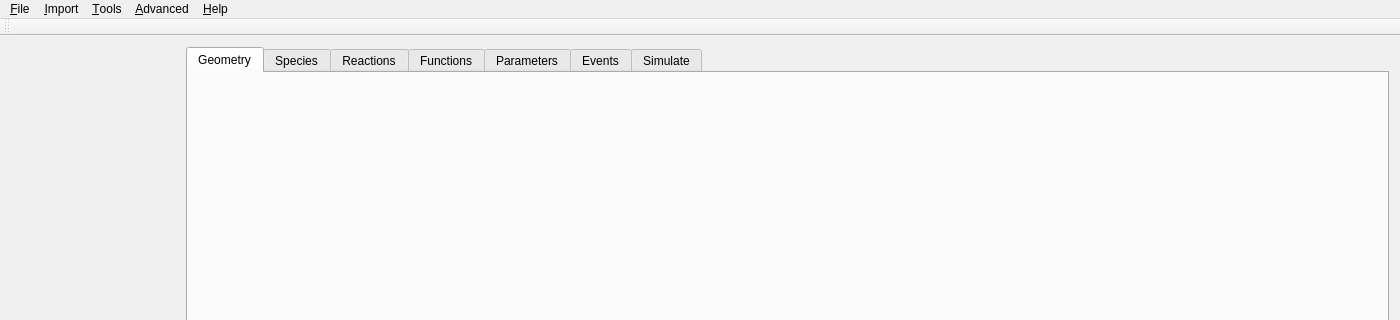
This is src/gui/mainwindow.ui in spatial-model-editor/spatial-model-editor as Qt 5 draws it before an edit; both pictures show x 0 to 1400 and y 0 to 320 of the 1400 by 700 pixel window. The edited form follows.
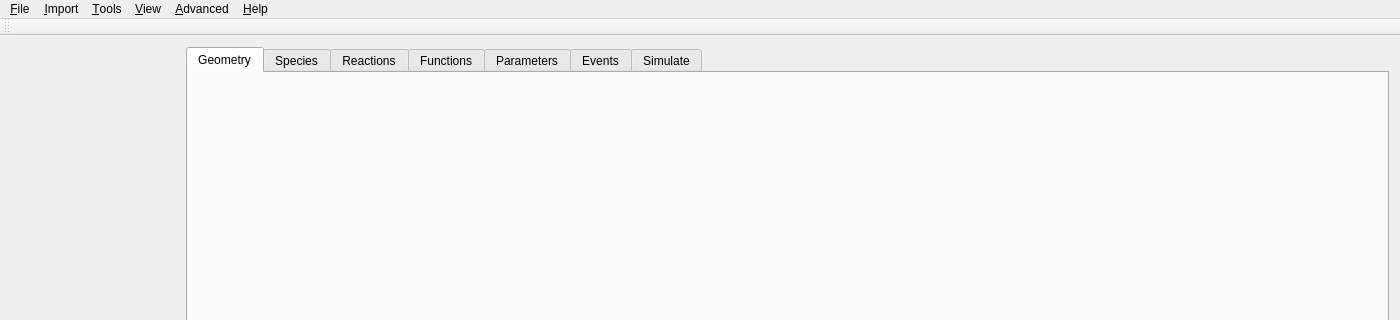
This is the edited form. Custom widgets are drawn as their Qt base class.

The edit to the form file:
```diff
--- a/src/gui/mainwindow.ui
+++ b/src/gui/mainwindow.ui
@@ -239,9 +239,17 @@
     </property>
     <addaction name="actionSimulation_options"/>
    </widget>
+   <widget class="QMenu" name="menu_View">
+    <property name="title">
+     <string>&amp;View</string>
+    </property>
+    <addaction name="actionGeometry_grid"/>
+    <addaction name="actionGeometry_scale"/>
+   </widget>
    <addaction name="menuFile"/>
    <addaction name="menuImport"/>
    <addaction name="menu_Tools"/>
+   <addaction name="menu_View"/>
    <addaction name="menu_Advanced"/>
    <addaction name="menu_Help"/>
   </widget>
```
Left out of the diff: 22 changed lines with no effect on the pictures.
